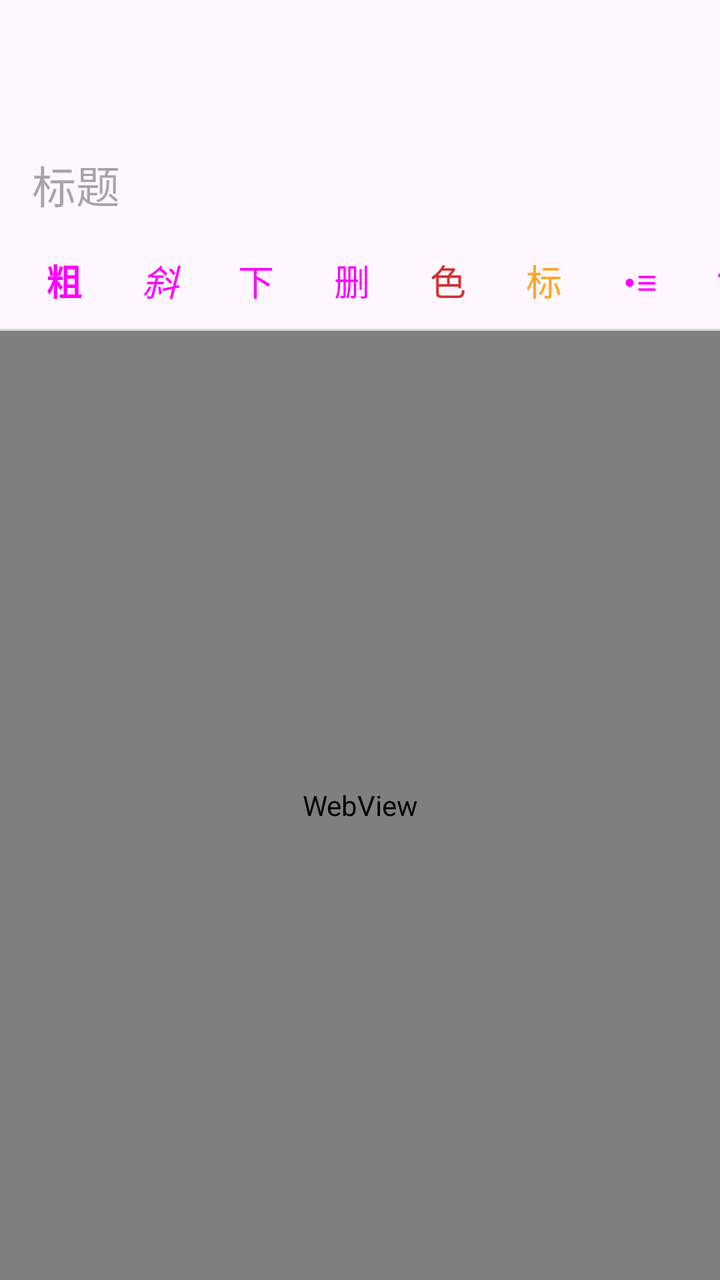
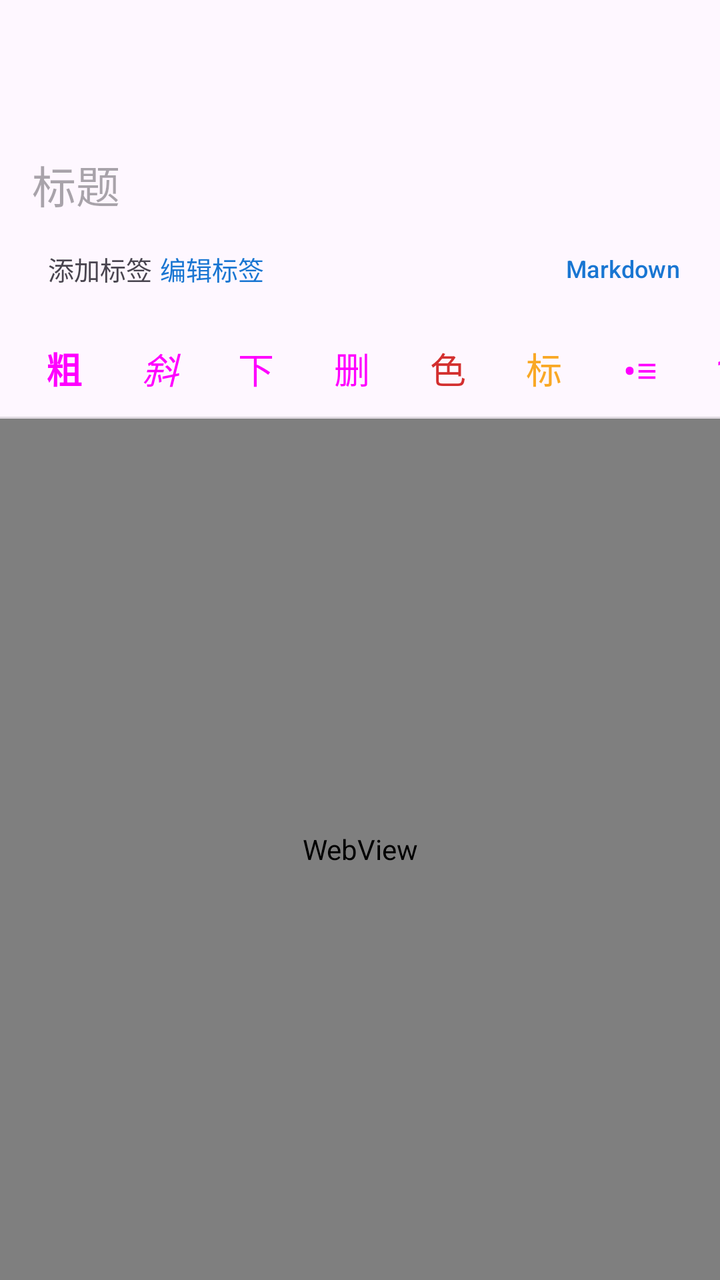

Compare the two renders of this Android layout. The source of the first and the diff that turns it into the second are given below.
<!-- AndroidManifest.xml: application theme Theme.Snippets -->
<!-- res/layout/activity_editor.xml -->
<?xml version="1.0" encoding="utf-8"?>
<LinearLayout xmlns:android="http://schemas.android.com/apk/res/android"
    android:layout_width="match_parent"
    android:layout_height="match_parent"
    android:orientation="vertical"
    android:fitsSystemWindows="true">

    <com.google.android.material.appbar.MaterialToolbar
        android:id="@+id/toolbar"
        android:layout_width="match_parent"
        android:layout_height="?attr/actionBarSize" />

    <EditText
        android:id="@+id/edit_title"
        android:layout_width="match_parent"
        android:layout_height="wrap_content"
        android:paddingStart="16dp"
        android:paddingEnd="16dp"
        android:paddingTop="12dp"
        android:paddingBottom="8dp"
        android:background="@null"
        android:hint="@string/title_hint"
        android:inputType="textCapSentences"
        android:maxLines="1"
        android:textAppearance="?attr/textAppearanceTitleLarge"
        android:importantForAutofill="no" />

    
    <LinearLayout
        android:id="@+id/tag_row"
        android:layout_width="match_parent"
        android:layout_height="wrap_content"
        android:orientation="horizontal"
        android:gravity="center_vertical"
        android:paddingStart="16dp"
        android:paddingEnd="16dp"
        android:paddingBottom="8dp"
        android:clickable="true"
        android:focusable="true"
        android:background="?attr/selectableItemBackground"
        android:visibility="gone">

        <com.google.android.material.chip.ChipGroup
            android:id="@+id/edit_tags"
            android:layout_width="0dp"
            android:layout_height="wrap_content"
            android:layout_weight="1"
            android:visibility="gone" />

        <TextView
            android:id="@+id/tag_hint"
            android:layout_width="0dp"
            android:layout_height="wrap_content"
            android:layout_weight="1"
            android:text="@string/add_tags"
            android:textColor="?android:attr/textColorSecondary"
            android:textSize="13sp" />

        <TextView
            android:layout_width="wrap_content"
            android:layout_height="wrap_content"
            android:text="@string/edit_tags"
            android:textColor="?attr/colorPrimary"
            android:textSize="13sp" />

    </LinearLayout>

    <HorizontalScrollView
        android:id="@+id/format_bar"
        android:layout_width="match_parent"
        android:layout_height="wrap_content"
        android:scrollbars="none">

        <LinearLayout
            android:layout_width="wrap_content"
            android:layout_height="wrap_content"
            android:orientation="horizontal"
            android:paddingStart="8dp"
            android:paddingEnd="8dp">

            <Button
                android:id="@+id/button_bold"
                style="?attr/borderlessButtonStyle"
                android:layout_width="48dp"
                android:layout_height="48dp"
                android:minWidth="0dp"
                android:text="@string/format_bold"
                android:textStyle="bold"
                android:textSize="18sp" />

            <Button
                android:id="@+id/button_italic"
                style="?attr/borderlessButtonStyle"
                android:layout_width="48dp"
                android:layout_height="48dp"
                android:minWidth="0dp"
                android:text="@string/format_italic"
                android:textStyle="italic"
                android:textSize="18sp" />

            <Button
                android:id="@+id/button_underline"
                style="?attr/borderlessButtonStyle"
                android:layout_width="48dp"
                android:layout_height="48dp"
                android:minWidth="0dp"
                android:text="@string/format_underline"
                android:textSize="18sp" />

            <Button
                android:id="@+id/button_strike"
                style="?attr/borderlessButtonStyle"
                android:layout_width="48dp"
                android:layout_height="48dp"
                android:minWidth="0dp"
                android:text="@string/format_strike"
                android:textSize="18sp" />

            <Button
                android:id="@+id/button_color"
                style="?attr/borderlessButtonStyle"
                android:layout_width="48dp"
                android:layout_height="48dp"
                android:minWidth="0dp"
                android:text="@string/format_color"
                android:textColor="@color/format_color_button"
                android:textSize="18sp" />

            <Button
                android:id="@+id/button_highlight"
                style="?attr/borderlessButtonStyle"
                android:layout_width="48dp"
                android:layout_height="48dp"
                android:minWidth="0dp"
                android:text="@string/format_highlight"
                android:textColor="@color/format_highlight_button"
                android:textSize="18sp" />

            <Button
                android:id="@+id/button_bullets"
                style="?attr/borderlessButtonStyle"
                android:layout_width="48dp"
                android:layout_height="48dp"
                android:minWidth="0dp"
                android:text="@string/format_bullets"
                android:textSize="18sp" />

            <Button
                android:id="@+id/button_numbers"
                style="?attr/borderlessButtonStyle"
                android:layout_width="48dp"
                android:layout_height="48dp"
                android:minWidth="0dp"
                android:text="@string/format_numbers"
                android:textSize="18sp" />

            <Button
                android:id="@+id/button_link"
                style="?attr/borderlessButtonStyle"
                android:layout_width="48dp"
                android:layout_height="48dp"
                android:minWidth="0dp"
                android:text="@string/format_link"
                android:textSize="16sp" />

            <Button
                android:id="@+id/button_undo"
                style="?attr/borderlessButtonStyle"
                android:layout_width="48dp"
                android:layout_height="48dp"
                android:minWidth="0dp"
                android:text="@string/format_undo"
                android:textSize="18sp" />

            <Button
                android:id="@+id/button_redo"
                style="?attr/borderlessButtonStyle"
                android:layout_width="48dp"
                android:layout_height="48dp"
                android:minWidth="0dp"
                android:text="@string/format_redo"
                android:textSize="18sp" />

            <Button
                android:id="@+id/button_slot"
                style="?attr/borderlessButtonStyle"
                android:layout_width="48dp"
                android:layout_height="48dp"
                android:minWidth="0dp"
                android:text="@string/format_slot"
                android:textSize="16sp"
                android:visibility="gone" />

        </LinearLayout>
    </HorizontalScrollView>

    <LinearLayout
        android:id="@+id/fill_bar"
        android:layout_width="match_parent"
        android:layout_height="wrap_content"
        android:orientation="horizontal"
        android:gravity="center_vertical"
        android:paddingStart="16dp"
        android:paddingEnd="8dp"
        android:visibility="gone">

        <EditText
            android:id="@+id/fill_value"
            android:layout_width="0dp"
            android:layout_height="wrap_content"
            android:layout_weight="1"
            android:hint="@string/fill_hint"
            android:inputType="text"
            android:maxLines="1"
            android:importantForAutofill="no" />

        <Button
            android:id="@+id/button_fill_apply"
            style="?attr/borderlessButtonStyle"
            android:layout_width="wrap_content"
            android:layout_height="wrap_content"
            android:text="@string/fill_apply" />

    </LinearLayout>

    <View
        android:layout_width="match_parent"
        android:layout_height="1dp"
        android:background="?android:attr/listDivider" />

    <WebView
        android:id="@+id/edit_body"
        android:layout_width="match_parent"
        android:layout_height="0dp"
        android:layout_weight="1" />

    <EditText
        android:id="@+id/edit_source"
        android:layout_width="match_parent"
        android:layout_height="0dp"
        android:layout_weight="1"
        android:padding="16dp"
        android:background="@null"
        android:gravity="top|start"
        android:inputType="textMultiLine|textNoSuggestions"
        android:typeface="monospace"
        android:textSize="13sp"
        android:visibility="gone"
        android:importantForAutofill="no" />

</LinearLayout>
<!-- resources referenced by this layout -->
<resources>
  <color name="format_color_button">#D32F2F</color>
  <color name="format_highlight_button">#F9A825</color>
  <string name="add_tags">添加标签</string>
  <string name="edit_tags">编辑标签</string>
  <string name="fill_apply">应用</string>
  <string name="fill_hint">高亮部分的新内容…</string>
  <string name="format_bold">粗</string>
  <string name="format_bullets">•≡</string>
  <string name="format_color">色</string>
  <string name="format_highlight">标</string>
  <string name="format_italic">斜</string>
  <string name="format_link">🔗</string>
  <string name="format_numbers">1≡</string>
  <string name="format_redo">↷</string>
  <string name="format_slot">{ }</string>
  <string name="format_strike">删</string>
  <string name="format_underline">下</string>
  <string name="format_undo">↶</string>
  <string name="title_hint">标题</string>
  <style name="Theme.Snippets" parent="Theme.Material3.DayNight.NoActionBar">
          <item name="colorPrimary">@color/brand</item>
          <item name="colorOnPrimary">@color/on_primary</item>
          <item name="colorPrimaryContainer">@color/brand_container</item>
          <item name="colorOnPrimaryContainer">@color/brand</item>
          <item name="colorSecondary">@color/brand</item>
          <item name="colorOnSecondary">@color/on_primary</item>
          <item name="colorSecondaryContainer">@color/brand_container</item>
          <item name="colorOnSecondaryContainer">@color/brand</item>
      </style>
  <color name="brand">#1976D2</color>
  <color name="on_primary">#FFFFFF</color>
  <color name="brand_container">#BBDEFB</color>
</resources>

<!-- the commit's change to res/layout/activity_editor.xml (unified diff, before → after) -->
@@ -33,38 +33,65 @@
         android:orientation="horizontal"
         android:gravity="center_vertical"
         android:paddingStart="16dp"
-        android:paddingEnd="16dp"
-        android:paddingBottom="8dp"
-        android:clickable="true"
-        android:focusable="true"
-        android:background="?attr/selectableItemBackground"
-        android:visibility="gone">
-
-        <com.google.android.material.chip.ChipGroup
-            android:id="@+id/edit_tags"
+        android:paddingEnd="8dp"
+        android:paddingBottom="8dp">
+
+        
+        <LinearLayout
+            android:id="@+id/tag_click_area"
             android:layout_width="0dp"
             android:layout_height="wrap_content"
             android:layout_weight="1"
-            android:visibility="gone" />
-
-        <TextView
-            android:id="@+id/tag_hint"
-            android:layout_width="0dp"
-            android:layout_height="wrap_content"
-            android:layout_weight="1"
-            android:text="@string/add_tags"
-            android:textColor="?android:attr/textColorSecondary"
-            android:textSize="13sp" />
-
-        <TextView
+            android:orientation="horizontal"
+            android:gravity="center_vertical"
+            android:paddingStart="8dp"
+            android:paddingEnd="8dp"
+            android:paddingTop="4dp"
+            android:paddingBottom="4dp"
+            android:clickable="true"
+            android:focusable="true"
+            android:background="?attr/selectableItemBackground">
+
+            <com.google.android.material.chip.ChipGroup
+                android:id="@+id/edit_tags"
+                android:layout_width="wrap_content"
+                android:layout_height="wrap_content"
+                android:visibility="gone" />
+
+            <TextView
+                android:id="@+id/tag_hint"
+                android:layout_width="wrap_content"
+                android:layout_height="wrap_content"
+                android:text="@string/add_tags"
+                android:textColor="?android:attr/textColorSecondary"
+                android:textSize="13sp" />
+
+            <TextView
+                android:layout_width="wrap_content"
+                android:layout_height="wrap_content"
+                android:text="@string/edit_tags"
+                android:textColor="?attr/colorPrimary"
+                android:textSize="13sp"
+                android:paddingStart="4dp" />
+
+        </LinearLayout>
+
+        
+        <Button
+            android:id="@+id/button_mode_toggle"
+            style="?attr/borderlessButtonStyle"
             android:layout_width="wrap_content"
-            android:layout_height="wrap_content"
-            android:text="@string/edit_tags"
-            android:textColor="?attr/colorPrimary"
-            android:textSize="13sp" />
+            android:layout_height="36dp"
+            android:minWidth="0dp"
+            android:paddingStart="12dp"
+            android:paddingEnd="12dp"
+            android:text="@string/markdown_mode"
+            android:textSize="12sp"
+            android:textColor="?attr/colorPrimary" />
 
     </LinearLayout>
 
+    
     <HorizontalScrollView
         android:id="@+id/format_bar"
         android:layout_width="match_parent"
@@ -181,6 +208,83 @@
                 android:text="@string/format_redo"
                 android:textSize="18sp" />
 
+            <View
+                android:layout_width="1dp"
+                android:layout_height="24dp"
+                android:layout_gravity="center_vertical"
+                android:background="?android:attr/listDivider" />
+
+            <Button
+                android:id="@+id/button_heading"
+                style="?attr/borderlessButtonStyle"
+                android:layout_width="48dp"
+                android:layout_height="48dp"
+                android:minWidth="0dp"
+                android:text="@string/format_heading"
+                android:textSize="16sp"
+                android:textStyle="bold" />
+
+            <Button
+                android:id="@+id/button_quote"
+                style="?attr/borderlessButtonStyle"
+                android:layout_width="48dp"
+                android:layout_height="48dp"
+                android:minWidth="0dp"
+                android:text="@string/format_quote"
+                android:textSize="16sp" />
+
+            <Button
+                android:id="@+id/button_code"
+                style="?attr/borderlessButtonStyle"
+                android:layout_width="48dp"
+                android:layout_height="48dp"
+                android:minWidth="0dp"
+                android:text="@string/format_code"
+                android:textSize="14sp"
+                android:typeface="monospace" />
+
+            <Button
+                android:id="@+id/button_hr"
+                style="?attr/borderlessButtonStyle"
+                android:layout_width="48dp"
+                android:layout_height="48dp"
+                android:minWidth="0dp"
+                android:text="@string/format_hr"
+                android:textSize="18sp" />
+
+            <View
+                android:layout_width="1dp"
+                android:layout_height="24dp"
+                android:layout_gravity="center_vertical"
+                android:background="?android:attr/listDivider" />
+
+            <Button
+                android:id="@+id/button_align_left"
+                style="?attr/borderlessButtonStyle"
+                android:layout_width="48dp"
+                android:layout_height="48dp"
+                android:minWidth="0dp"
+                android:text="@string/format_align_left"
+                android:textSize="16sp" />
+
+            <Button
+                android:id="@+id/button_align_center"
+                style="?attr/borderlessButtonStyle"
+                android:layout_width="48dp"
+                android:layout_height="48dp"
+                android:minWidth="0dp"
+                android:text="@string/format_align_center"
+                android:textSize="16sp" />
+
+            <Button
+                android:id="@+id/button_align_right"
+                style="?attr/borderlessButtonStyle"
+                android:layout_width="48dp"
+                android:layout_height="48dp"
+                android:minWidth="0dp"
+                android:text="@string/format_align_right"
+                android:textSize="16sp" />
+
             <Button
                 android:id="@+id/button_slot"
                 style="?attr/borderlessButtonStyle"
@@ -194,6 +298,186 @@
         </LinearLayout>
     </HorizontalScrollView>
 
+    
+    <HorizontalScrollView
+        android:id="@+id/format_bar_markdown"
+        android:layout_width="match_parent"
+        android:layout_height="wrap_content"
+        android:scrollbars="none"
+        android:visibility="gone">
+
+        <LinearLayout
+            android:layout_width="wrap_content"
+            android:layout_height="wrap_content"
+            android:orientation="horizontal"
+            android:paddingStart="8dp"
+            android:paddingEnd="8dp">
+
+            <Button
+                android:id="@+id/md_heading"
+                style="?attr/borderlessButtonStyle"
+                android:layout_width="48dp"
+                android:layout_height="48dp"
+                android:minWidth="0dp"
+                android:text="H"
+                android:textSize="16sp"
+                android:textStyle="bold" />
+
+            <Button
+                android:id="@+id/md_bold"
+                style="?attr/borderlessButtonStyle"
+                android:layout_width="48dp"
+                android:layout_height="48dp"
+                android:minWidth="0dp"
+                android:text="B"
+                android:textSize="16sp"
+                android:textStyle="bold" />
+
+            <Button
+                android:id="@+id/md_italic"
+                style="?attr/borderlessButtonStyle"
+                android:layout_width="48dp"
+                android:layout_height="48dp"
+                android:minWidth="0dp"
+                android:text="I"
+                android:textSize="16sp"
+                android:textStyle="italic" />
+
+            <Button
+                android:id="@+id/md_strike"
+                style="?attr/borderlessButtonStyle"
+                android:layout_width="48dp"
+                android:layout_height="48dp"
+                android:minWidth="0dp"
+                android:text="S"
+                android:textSize="16sp" />
+
+            <Button
+                android:id="@+id/md_inline_code"
+                style="?attr/borderlessButtonStyle"
+                android:layout_width="48dp"
+                android:layout_height="48dp"
+                android:minWidth="0dp"
+                android:text="`"
+                android:textSize="18sp"
+                android:typeface="monospace" />
+
+            <Button
+                android:id="@+id/md_code_block"
+                style="?attr/borderlessButtonStyle"
+                android:layout_width="48dp"
+                android:layout_height="48dp"
+                android:minWidth="0dp"
+                android:text="{ }"
+                android:textSize="14sp"
+                android:typeface="monospace" />
+
+            <View
+                android:layout_width="1dp"
+                android:layout_height="24dp"
+                android:layout_gravity="center_vertical"
+                android:background="?android:attr/listDivider" />
+
+            <Button
+                android:id="@+id/md_quote"
+                style="?attr/borderlessButtonStyle"
+                android:layout_width="48dp"
+                android:layout_height="48dp"
+                android:minWidth="0dp"
+                android:text="❝"
+                android:textSize="18sp" />
+
+            <Button
+                android:id="@+id/md_ul"
+                style="?attr/borderlessButtonStyle"
+                android:layout_width="48dp"
+                android:layout_height="48dp"
+                android:minWidth="0dp"
+                android:text="•"
+                android:textSize="20sp" />
+
+            <Button
+                android:id="@+id/md_ol"
+                style="?attr/borderlessButtonStyle"
+                android:layout_width="48dp"
+                android:layout_height="48dp"
+                android:minWidth="0dp"
+                android:text="1."
+                android:textSize="14sp" />
+
+            <Button
+                android:id="@+id/md_task"
+                style="?attr/borderlessButtonStyle"
+                android:layout_width="48dp"
+                android:layout_height="48dp"
+                android:minWidth="0dp"
+                android:text="☐"
+                android:textSize="18sp" />
+
+            <View
+                android:layout_width="1dp"
+                android:layout_height="24dp"
+                android:layout_gravity="center_vertical"
+                android:background="?android:attr/listDivider" />
+
+            <Button
+                android:id="@+id/md_link"
+                style="?attr/borderlessButtonStyle"
+                android:layout_width="48dp"
+                android:layout_height="48dp"
+                android:minWidth="0dp"
+                android:text="🔗"
+                android:textSize="16sp" />
+
+            <Button
+                android:id="@+id/md_image"
+                style="?attr/borderlessButtonStyle"
+                android:layout_width="48dp"
+                android:layout_height="48dp"
+                android:minWidth="0dp"
+                android:text="🖼"
+                android:textSize="16sp" />
+
+            <Button
+                android:id="@+id/md_table"
+                style="?attr/borderlessButtonStyle"
+                android:layout_width="48dp"
+                android:layout_height="48dp"
+                android:minWidth="0dp"
+                android:text="⊞"
+                android:textSize="16sp" />
+
+            <Button
+                android:id="@+id/md_hr"
+                style="?attr/borderlessButtonStyle"
+                android:layout_width="48dp"
+                android:layout_height="48dp"
+                android:minWidth="0dp"
+                android:text="—"
+                android:textSize="20sp" />
+
+            <View
+                android:layout_width="1dp"
+                android:layout_height="24dp"
+                android:layout_gravity="center_vertical"
+                android:background="?android:attr/listDivider" />
+
+            <Button
+                android:id="@+id/md_preview"
+                style="?attr/borderlessButtonStyle"
+                android:layout_width="wrap_content"
+                android:layout_height="48dp"
+                android:minWidth="0dp"
+                android:paddingStart="12dp"
+                android:paddingEnd="12dp"
+                android:text="@string/markdown_preview"
+                android:textSize="13sp"
+                android:textColor="?attr/colorPrimary" />
+
+        </LinearLayout>
+    </HorizontalScrollView>
+
+    
     <LinearLayout
         android:id="@+id/fill_bar"
         android:layout_width="match_parent"
@@ -228,12 +512,14 @@
         android:layout_height="1dp"
         android:background="?android:attr/listDivider" />
 
+    
     <WebView
         android:id="@+id/edit_body"
         android:layout_width="match_parent"
         android:layout_height="0dp"
         android:layout_weight="1" />
 
+    
     <EditText
         android:id="@+id/edit_source"
         android:layout_width="match_parent"
@@ -248,4 +534,29 @@
         android:visibility="gone"
         android:importantForAutofill="no" />
 
+    
+    <EditText
+        android:id="@+id/edit_markdown"
+        android:layout_width="match_parent"
+        android:layout_height="0dp"
+        android:layout_weight="1"
+        android:padding="16dp"
+        android:background="@null"
+        android:gravity="top|start"
+        android:inputType="textMultiLine|textNoSuggestions"
+        android:typeface="monospace"
+        android:textSize="14sp"
+        android:lineSpacingExtra="4dp"
+        android:visibility="gone"
+        android:hint="@string/markdown_hint"
+        android:importantForAutofill="no" />
+
+    
+    <WebView
+        android:id="@+id/markdown_preview"
+        android:layout_width="match_parent"
+        android:layout_height="0dp"
+        android:layout_weight="1"
+        android:visibility="gone" />
+
 </LinearLayout>
<!-- resource entries referenced after the edit -->
@@ -6,18 +6,28 @@
   <string name="edit_tags">编辑标签</string>
   <string name="fill_apply">应用</string>
   <string name="fill_hint">高亮部分的新内容…</string>
+  <string name="format_align_center">中</string>
+  <string name="format_align_left">左</string>
+  <string name="format_align_right">右</string>
   <string name="format_bold">粗</string>
   <string name="format_bullets">•≡</string>
+  <string name="format_code">码</string>
   <string name="format_color">色</string>
+  <string name="format_heading">H</string>
   <string name="format_highlight">标</string>
+  <string name="format_hr">—</string>
   <string name="format_italic">斜</string>
   <string name="format_link">🔗</string>
   <string name="format_numbers">1≡</string>
+  <string name="format_quote">引</string>
   <string name="format_redo">↷</string>
   <string name="format_slot">{ }</string>
   <string name="format_strike">删</string>
   <string name="format_underline">下</string>
   <string name="format_undo">↶</string>
+  <string name="markdown_hint">在此输入 Markdown…</string>
+  <string name="markdown_mode">Markdown</string>
+  <string name="markdown_preview">预览</string>
   <string name="title_hint">标题</string>
   <style name="Theme.Snippets" parent="Theme.Material3.DayNight.NoActionBar">
           <item name="colorPrimary">@color/brand</item>
